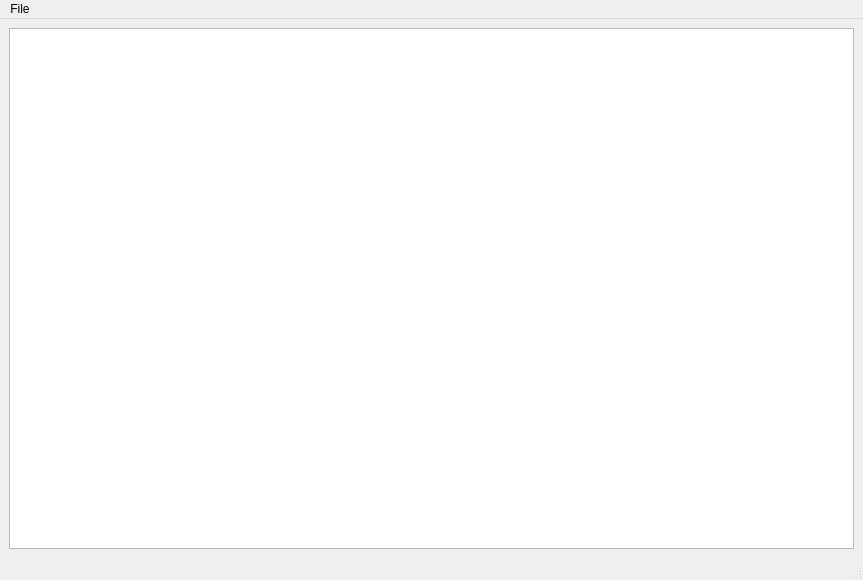
Old version of the form mainwindow.ui in the repository koifishly/ReAndroidStudio.
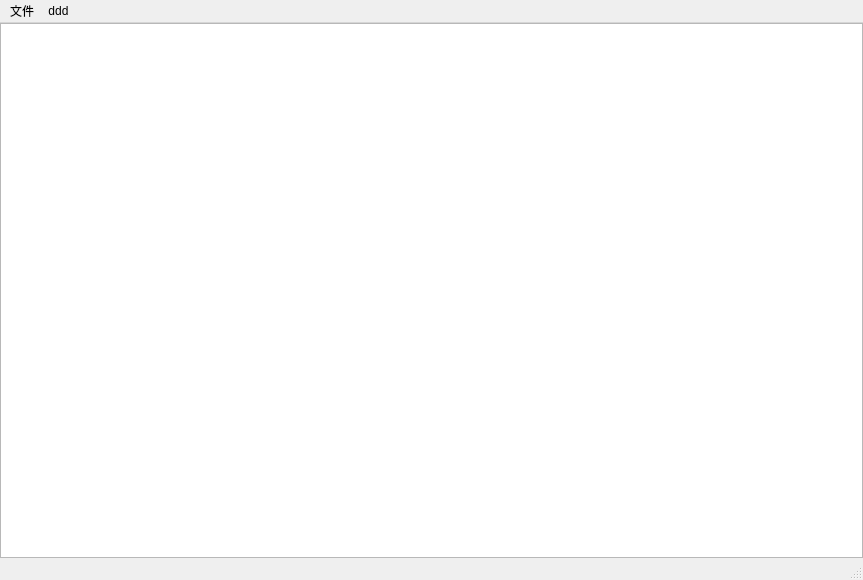
New version of the form.

```diff
--- a/mainwindow.ui
+++ b/mainwindow.ui
@@ -15,6 +15,18 @@
   </property>
   <widget class="QWidget" name="centralwidget">
    <layout class="QHBoxLayout" name="horizontalLayout_2">
+    <property name="leftMargin">
+     <number>0</number>
+    </property>
+    <property name="topMargin">
+     <number>0</number>
+    </property>
+    <property name="rightMargin">
+     <number>0</number>
+    </property>
+    <property name="bottomMargin">
+     <number>0</number>
+    </property>
     <item>
      <layout class="QHBoxLayout" name="horizontalLayout">
       <item>
@@ -35,10 +47,17 @@
    </property>
    <widget class="QMenu" name="menuFile">
     <property name="title">
-     <string>File</string>
+     <string>文件</string>
+    </property>
+    <addaction name="actionOpenFile"/>
+   </widget>
+   <widget class="QMenu" name="menuddd">
+    <property name="title">
+     <string>ddd</string>
     </property>
    </widget>
    <addaction name="menuFile"/>
+   <addaction name="menuddd"/>
   </widget>
   <widget class="QStatusBar" name="statusbar"/>
  </widget>
```
Left out of the diff: 14 changed lines with no effect on the pictures.
